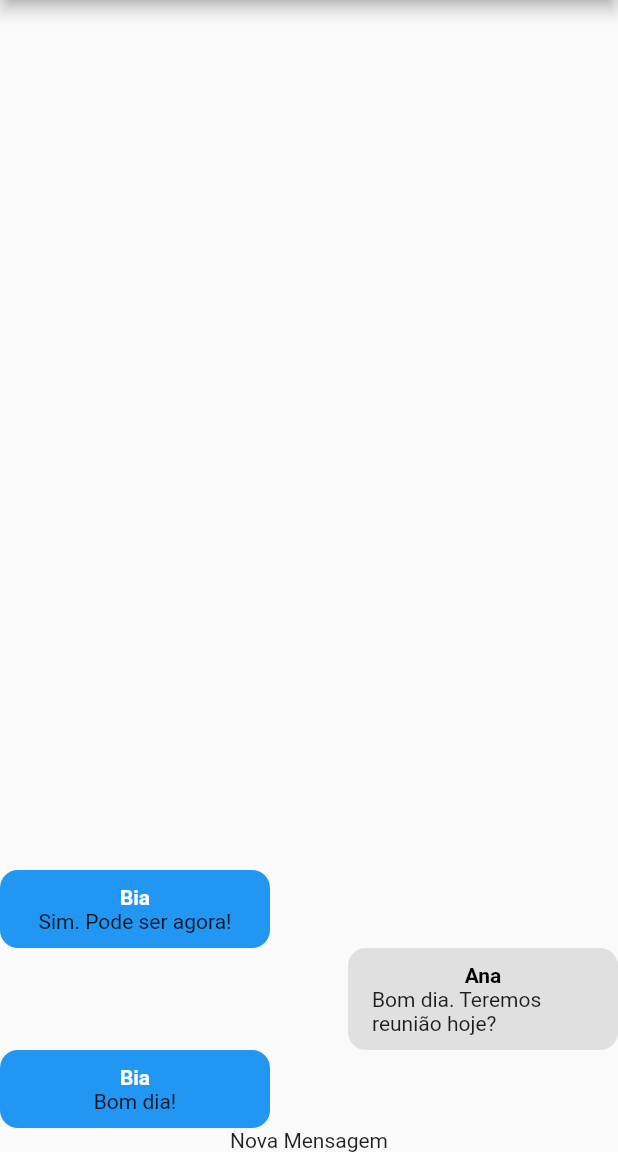
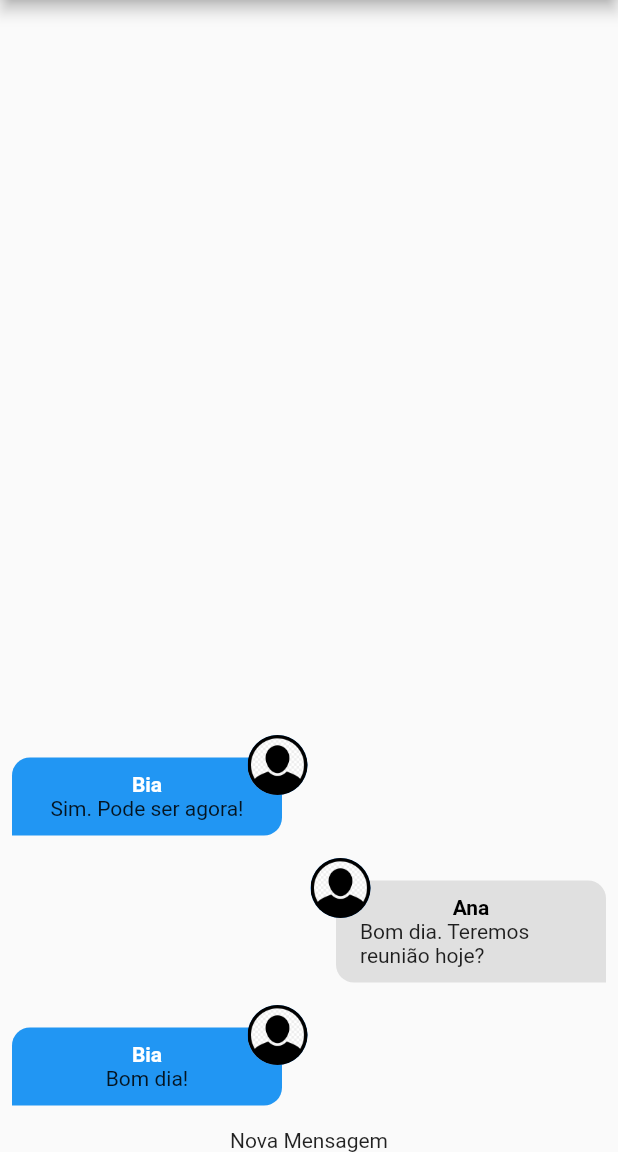
Before and after one commit to Souza83/chat, a Flutter app: the screen it shows after launch, on a phone screen of 412 x 824 dp, the part 84-1236 px from its top. Run offline on Flutter 3.47's test engine with Material 2 defaults, Android fonts, the phone set to English and light mode, and no system bars; our stand-ins replace image_picker; accounts and stored records are empty.

Commit message:
Componente Message Bubble #02.

```diff
--- a/lib/components/message_bubble.dart
+++ b/lib/components/message_bubble.dart
@@ -1,7 +1,10 @@
+import 'dart:io';
+
 import 'package:chat/core/models/chat_message.dart';
 import 'package:flutter/material.dart';
 
 class MessageBuble extends StatelessWidget {
+  static const _defaultImage = 'assets/images/avatar.png';
   final ChatMessage message;
   final bool belongsToCurrentUser; // Pertence a usuário logado/corrente
 
@@ -11,9 +14,28 @@ class MessageBuble extends StatelessWidget {
     required this.belongsToCurrentUser,
   }) : super(key: key);
 
+  Widget _showUserImage(String imageURL) {
+    ImageProvider? provider;
+    final uri = Uri.parse(imageURL);
+
+    if (uri.path.contains(_defaultImage)) {
+      provider = const AssetImage(_defaultImage);
+    } else if (uri.scheme.contains('http')) {
+      provider = NetworkImage(uri.toString());
+    } else {
+      provider = FileImage(File(uri.toString()));
+    }
+
+    return CircleAvatar(
+      backgroundImage: provider,
+    );
+  }
+
   @override
   Widget build(BuildContext context) {
-    return Row(
+    return Stack(
+      children: [
+        Row(
           mainAxisAlignment: belongsToCurrentUser
               ? MainAxisAlignment.end
               : MainAxisAlignment.start,
@@ -23,14 +45,25 @@ class MessageBuble extends StatelessWidget {
                 color: belongsToCurrentUser
                     ? Colors.grey.shade300
                     : Theme.of(context).accentColor,
-            borderRadius: BorderRadius.all(
-              Radius.circular(12),
+                borderRadius: BorderRadius.only(
+                  topLeft: const Radius.circular(12),
+                  topRight: const Radius.circular(12),
+                  bottomLeft: belongsToCurrentUser
+                      ? const Radius.circular(12)
+                      : const Radius.circular(0),
+                  bottomRight: belongsToCurrentUser
+                      ? const Radius.circular(0)
+                      : const Radius.circular(12),
                 ),
               ),
               width: 180,
               padding: EdgeInsets.symmetric(
                 vertical: 10,
                 horizontal: 16,
+              ),
+              margin: const EdgeInsets.symmetric(
+                vertical: 15,
+                horizontal: 8,
               ),
               child: Column(
                 children: [
@@ -46,6 +79,14 @@ class MessageBuble extends StatelessWidget {
               ),
             ),
           ],
+        ),
+        Positioned(
+          top: 0,
+          left: belongsToCurrentUser ? null : 165,
+          right: belongsToCurrentUser ? 165 : null,
+          child: _showUserImage(message.userImageURL),
+        ),
+      ],
     );
   }
 }
```
Lines whose indentation alone changed are shown as unchanged.
